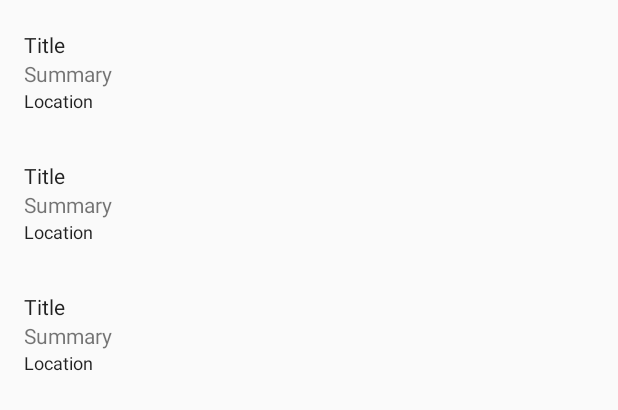
After one commit to ridebus-by/ridebus, an Android app: the layout settings_search_controller.xml on its own in the app's theme, with its tools: preview values and no code run, on a phone screen of 412 x 824 dp. The commit adds this screen. Shown: the top 410 px of the screen. Run offline under Robolectric (Android 15) with nearby library versions, the phone set to English and light mode, and no system bars.

Commit message:
Implement searching settings

```diff
--- a/app/src/main/java/org/xtimms/ridebus/data/preference/PreferencesHelper.kt
+++ b/app/src/main/java/org/xtimms/ridebus/data/preference/PreferencesHelper.kt
@@ -29,4 +29,6 @@ class PreferencesHelper(val context: Context) {
 
     fun themeDark() = flowPrefs.getEnum(Keys.themeDark, Values.DarkThemeVariant.default)
 
+    fun lastSearchQuerySearchSettings() = flowPrefs.getString("last_search_query", "")
+
 }
--- a/app/src/main/java/org/xtimms/ridebus/ui/setting/SettingsMainContoller.kt
+++ b/app/src/main/java/org/xtimms/ridebus/ui/setting/SettingsMainContoller.kt
@@ -7,6 +7,7 @@ import androidx.appcompat.widget.SearchView
 import androidx.preference.PreferenceScreen
 import org.xtimms.ridebus.R
 import org.xtimms.ridebus.ui.base.controller.withFadeTransaction
+import org.xtimms.ridebus.ui.setting.search.SettingsSearchController
 import org.xtimms.ridebus.util.preference.*
 import org.xtimms.ridebus.util.system.getResourceColor
 
@@ -29,7 +30,7 @@ class SettingsMainController : SettingsController() {
         router.pushController(controller.withFadeTransaction())
     }
 
-    /*override fun onCreateOptionsMenu(menu: Menu, inflater: MenuInflater) {
+    override fun onCreateOptionsMenu(menu: Menu, inflater: MenuInflater) {
         // Inflate menu
         inflater.inflate(R.menu.settings_main, menu)
 
@@ -54,5 +55,5 @@ class SettingsMainController : SettingsController() {
                 }
             }
         )
-    }*/
+    }
 }
--- /dev/null
+++ b/app/src/main/java/org/xtimms/ridebus/util/lang/CoroutinesExt.kt
@@ -0,0 +1,6 @@
+package org.xtimms.ridebus.util.lang
+
+import kotlinx.coroutines.*
+
+fun launchNow(block: suspend CoroutineScope.() -> Unit): Job =
+    GlobalScope.launch(Dispatchers.Main, CoroutineStart.UNDISPATCHED, block)
--- a/app/src/main/java/org/xtimms/ridebus/util/system/ContextExt.kt
+++ b/app/src/main/java/org/xtimms/ridebus/util/system/ContextExt.kt
@@ -1,7 +1,9 @@
 package org.xtimms.ridebus.util.system
 
 import android.content.Context
+import android.content.res.Resources
 import android.graphics.Color
+import android.view.View
 import androidx.annotation.AttrRes
 import androidx.annotation.ColorInt
 import androidx.core.graphics.alpha
@@ -23,3 +25,6 @@ fun Context.getResourceColor(@AttrRes resource: Int, alphaFactor: Float = 1f): I
 
     return color
 }
+
+val Resources.isLTR
+    get() = configuration.layoutDirection == View.LAYOUT_DIRECTION_LTR
--- /dev/null
+++ b/app/src/main/res/layout/settings_search_controller.xml
@@ -0,0 +1,36 @@
+<?xml version="1.0" encoding="utf-8"?>
+<FrameLayout xmlns:android="http://schemas.android.com/apk/res/android"
+    xmlns:tools="http://schemas.android.com/tools"
+    android:layout_width="match_parent"
+    android:layout_height="wrap_content">
+
+    <androidx.recyclerview.widget.RecyclerView
+        android:id="@+id/recycler"
+        android:layout_width="match_parent"
+        android:layout_height="wrap_content"
+        android:clipToPadding="false"
+        android:paddingTop="4dp"
+        android:paddingBottom="4dp"
+        tools:listitem="@layout/settings_search_controller_card" />
+
+    <FrameLayout
+        android:id="@+id/progress"
+        android:layout_width="match_parent"
+        android:layout_height="match_parent"
+        android:visibility="gone">
+
+        <FrameLayout
+            android:layout_width="match_parent"
+            android:layout_height="match_parent"
+            android:alpha="0.75"
+            android:background="?attr/colorSurface" />
+
+        <com.google.android.material.progressindicator.CircularProgressIndicator
+            android:layout_width="wrap_content"
+            android:layout_height="match_parent"
+            android:layout_gravity="center"
+            android:indeterminate="true" />
+
+    </FrameLayout>
+
+</FrameLayout>
--- /dev/null
+++ b/app/src/main/res/layout/settings_search_controller_card.xml
@@ -0,0 +1,33 @@
+<?xml version="1.0" encoding="utf-8"?>
+<LinearLayout xmlns:android="http://schemas.android.com/apk/res/android"
+    xmlns:tools="http://schemas.android.com/tools"
+    android:id="@+id/title_wrapper"
+    android:layout_width="match_parent"
+    android:layout_height="wrap_content"
+    android:background="?attr/selectableItemBackground"
+    android:orientation="vertical"
+    android:padding="16dp">
+
+    <TextView
+        android:id="@+id/search_result_pref_title"
+        style="@style/TextAppearance.Regular.SubHeading"
+        android:layout_width="match_parent"
+        android:layout_height="wrap_content"
+        tools:text="Title" />
+
+    <TextView
+        android:id="@+id/search_result_pref_summary"
+        android:layout_width="match_parent"
+        android:layout_height="wrap_content"
+        tools:text="Summary" />
+
+    <TextView
+        android:id="@+id/search_result_pref_breadcrumb"
+        style="@style/TextAppearance.Regular.Caption"
+        android:layout_width="match_parent"
+        android:layout_height="wrap_content"
+        android:ellipsize="end"
+        android:maxLines="1"
+        tools:text="Location" />
+
+</LinearLayout>
--- a/app/src/main/res/values/strings.xml
+++ b/app/src/main/res/values/strings.xml
@@ -27,4 +27,6 @@
     <string name="theme_dark_blue">Dark Blue</string>
     <string name="theme_dark_greenapple">Green Apple</string>
     <string name="theme_dark_amoled">AMOLED</string>
+    <string name="action_search">Search</string>
+    <string name="action_search_settings">Search settings</string>
 </resources>
```
Also changed, not shown: app/build.gradle (+12 -8 lines), app/src/main/java/org/xtimms/ridebus/ui/setting/search/SettingsSearchAdapter.kt (added, +79 -0 lines), app/src/main/java/org/xtimms/ridebus/ui/setting/search/SettingsSearchController.kt (added, +153 -0 lines), app/src/main/java/org/xtimms/ridebus/ui/setting/search/SettingsSearchHelper.kt (added, +122 -0 lines), app/src/main/java/org/xtimms/ridebus/ui/setting/search/SettingsSearchHolder.kt (added, +35 -0 lines), app/src/main/java/org/xtimms/ridebus/ui/setting/search/SettingsSearchItem.kt (added, +51 -0 lines), app/src/main/java/org/xtimms/ridebus/ui/setting/search/SettingsSearchPresenter.kt (added, +22 -0 lines), app/src/main/res/drawable/ic_search.xml (added, +10 -0 lines), app/src/main/res/menu/settings_main.xml (added, +13 -0 lines), build.gradle (+7 -1 lines), settings.gradle (line endings or trailing spaces).
